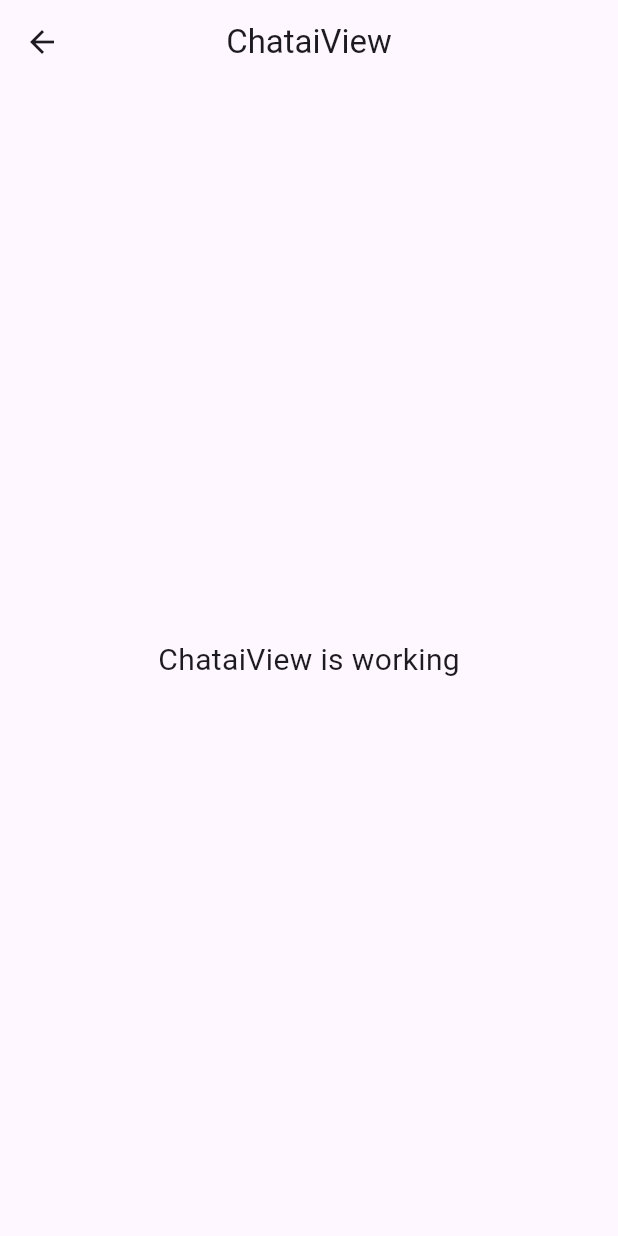
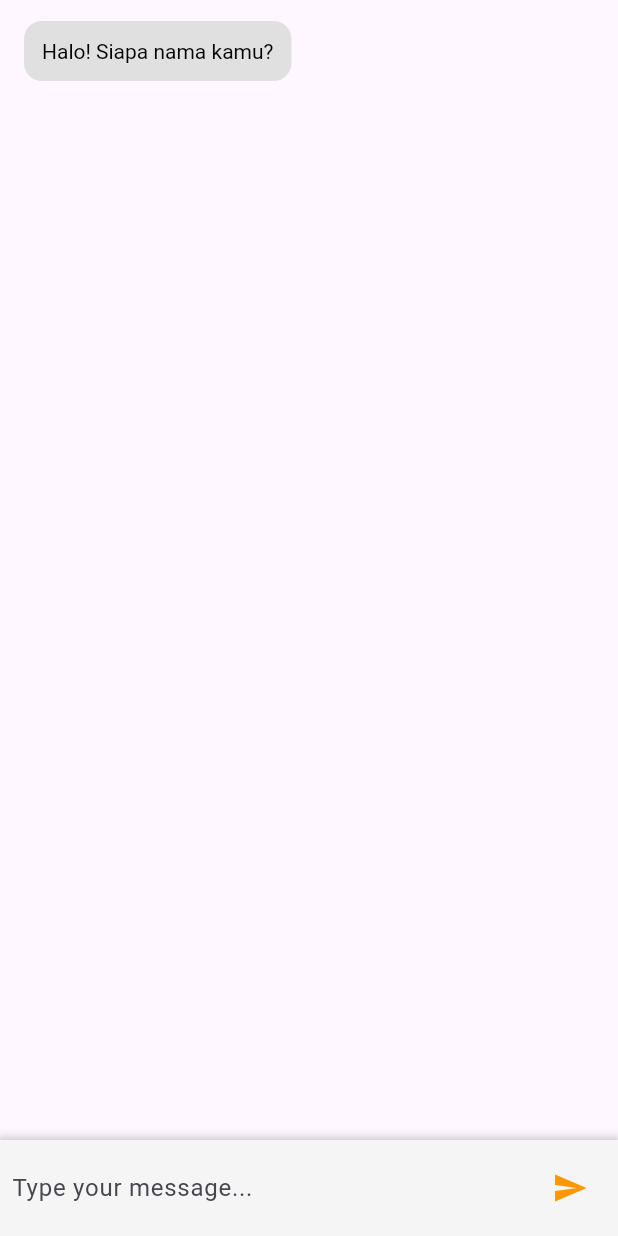
Before and after one commit to cecep1407/MMC-PM2, a Flutter app: the ChataiView screen opened by its route, on a phone screen of 412 x 824 dp. Run offline on Flutter 3.47's test engine with Material 3 defaults, Android fonts, the phone set to English and light mode, and no system bars; our stand-ins replace cloud_firestore, firebase_auth, firebase_core, get, google_generative_ai, shared_preferences; missing offline and left inert: change_app_package_name; accounts and stored records are empty; network calls fail.

Commit message:
HERU: Membuat Chai Ai Sederhana

```diff
--- a/lib/app/modules/chatai/controllers/chatai_controller.dart
+++ b/lib/app/modules/chatai/controllers/chatai_controller.dart
@@ -1,23 +1,105 @@
+import 'package:flutter/material.dart';
 import 'package:get/get.dart';
+import 'package:google_generative_ai/google_generative_ai.dart';
 
 class ChataiController extends GetxController {
-  //TODO: Implement ChataiController
+  // List untuk menyimpan pesan
+  final messages = <Map<String, dynamic>>[].obs;
 
-  final count = 0.obs;
+  // TextEditingController untuk mengelola input teks
+  final textEditingController = TextEditingController();
+
+  // Inisialisasi model
+  late final GenerativeModel model;
+
+  // Variabel untuk menyimpan data pengguna
+  final userData = {
+    'name': '',
+    'age': '',
+    'education': '',
+    'goal': '',
+  }.obs;
+
+  // Variabel untuk melacak tahap pertanyaan
+  final currentStep = 0.obs;
+
+  final questions = [
+    'Halo! Siapa nama kamu?',
+    'Berapa umur kamu?',
+    'Apa pendidikan terakhir kamu?',
+    'Apa cita-cita kamu?'
+  ];
+
   @override
   void onInit() {
     super.onInit();
-  }
+    // Inisialisasi model dengan API Key
+    model = GenerativeModel(
+      model: 'gemini-1.5-flash', // Sesuaikan dengan model yang ingin digunakan
+      apiKey: 'AIzaSyANXT8yWyVRXa99ypFSpN_nGBWqii2tGtw', // Ganti dengan API Key Anda
+    );
 
-  @override
-  void onReady() {
-    super.onReady();
+    // Mulai dengan pertanyaan pertama
+    messages.add({'text': questions[currentStep.value], 'isUser': false});
   }
 
   @override
   void onClose() {
+    textEditingController.dispose();
     super.onClose();
   }
 
-  void increment() => count.value++;
+  // Fungsi untuk mengirim pesan
+  void sendMessage() async {
+    final userInput = textEditingController.text.trim();
+    if (userInput.isEmpty) return;
+
+    // Tambahkan pesan pengguna ke daftar pesan
+    messages.add({'text': userInput, 'isUser': true});
+    textEditingController.clear();
+
+    // Simpan data berdasarkan tahapan
+    if (currentStep.value < questions.length) {
+      switch (currentStep.value) {
+        case 0:
+          userData['name'] = userInput;
+          break;
+        case 1:
+          userData['age'] = userInput;
+          break;
+        case 2:
+          userData['education'] = userInput;
+          break;
+        case 3:
+          userData['goal'] = userInput;
+          break;
+      }
+
+      // Pindah ke tahap berikutnya
+      currentStep.value++;
+
+      if (currentStep.value < questions.length) {
+        // Tampilkan pertanyaan berikutnya
+        messages.add({'text': questions[currentStep.value], 'isUser': false});
+      } else {
+        // Jika semua pertanyaan selesai, panggil API Gemini untuk memberikan saran
+        final inputData = '''
+          Nama: ${userData['name']}
+          Umur: ${userData['age']}
+          Pendidikan: ${userData['education']}
+          Cita-cita: ${userData['goal']}
+        ''';
+
+        try {
+          final response = await model.generateContent([Content.text('Tulis Ulang Biodata tersebut dan berikan saran terbaik untuk meraih cita cita'+inputData)]);
+          final candidates = response.candidates;
+          final content = candidates.isNotEmpty ? candidates.first.text : 'Tidak ada respons dari AI';
+
+          messages.add({'text': content, 'isUser': false});
+        } catch (e) {
+          messages.add({'text': 'Terjadi kesalahan: $e', 'isUser': false});
+        }
+      }
+    }
+  }
 }
--- a/lib/app/modules/chatai/views/chatai_view.dart
+++ b/lib/app/modules/chatai/views/chatai_view.dart
@@ -1,24 +1,117 @@
 import 'package:flutter/material.dart';
-
 import 'package:get/get.dart';
 
 import '../controllers/chatai_controller.dart';
 
-class ChataiView extends GetView<ChataiController> {
-  const ChataiView({super.key});
+class ChataiView extends StatelessWidget {
+  ChataiView({super.key});
+
+  final ChataiController controller = Get.put(ChataiController());
+
   @override
   Widget build(BuildContext context) {
     return Scaffold(
-      appBar: AppBar(
-        title: const Text('ChataiView'),
-        centerTitle: true,
-      ),
-      body: const Center(
-        child: Text(
-          'ChataiView is working',
-          style: TextStyle(fontSize: 20),
-        ),
+      body: Column(
+        children: [
+          Expanded(
+            child: Obx(
+              () => ListView.builder(
+                padding: const EdgeInsets.symmetric(vertical: 10, horizontal: 16),
+                itemCount: controller.messages.length,
+                itemBuilder: (context, index) {
+                  final message = controller.messages[index];
+                  final isUser = message['isUser'] as bool;
+                  return Align(
+                    alignment: isUser ? Alignment.centerRight : Alignment.centerLeft,
+                    child: Container(
+                      margin: const EdgeInsets.symmetric(vertical: 4),
+                      padding: const EdgeInsets.all(12),
+                      decoration: BoxDecoration(
+                        color: isUser ? Colors.orange : Colors.grey[300],
+                        borderRadius: BorderRadius.circular(12),
+                      ),
+                      child:  buildFormattedText(message['text'] as String, isUser),
+                    ),
+                  );
+                },
+              ),
+            ),
+          ),
+          Container(
+            padding: const EdgeInsets.all(8.0),
+            decoration: BoxDecoration(
+              color: Colors.grey[100],
+              boxShadow: [
+                BoxShadow(
+                  color: Colors.grey.withOpacity(0.5),
+                  spreadRadius: 2,
+                  blurRadius: 4,
+                ),
+              ],
+            ),
+            child: Row(
+              children: [
+                Expanded(
+                  child: TextField(
+                    controller: controller.textEditingController,
+                    decoration: const InputDecoration(
+                      hintText: 'Type your message...',
+                      border: InputBorder.none,
+                    ),
+                    onSubmitted: (value) => controller.sendMessage(),
+                  ),
+                ),
+                IconButton(
+                  icon: const Icon(Icons.send, color: Colors.orange),
+                  onPressed: controller.sendMessage,
+                ),
+              ],
+            ),
+          ),
+        ],
       ),
     );
   }
 }
+
+
+ // Fungsi untuk memformat teks
+  Widget buildFormattedText(String text, bool isUser) {
+    final boldRegex = RegExp(r'\*\*(.*?)\*\*'); // Pola untuk mencari **teks**
+
+    final spans = <TextSpan>[];
+    int start = 0;
+
+    // Temukan semua bagian yang sesuai pola
+    for (final match in boldRegex.allMatches(text)) {
+      if (match.start > start) {
+        spans.add(TextSpan(
+          text: text.substring(start, match.start),
+          style: TextStyle(color: isUser ? Colors.white : Colors.black),
+        ));
+      }
+      spans.add(TextSpan(
+        text: match.group(1), // Isi tanpa **
+        style: TextStyle(
+          fontWeight: FontWeight.bold,
+          color: isUser ? Colors.white : Colors.black,
+        ),
+      ));
+      start = match.end;
+    }
+
+    // Tambahkan sisa teks setelah pencocokan terakhir
+    if (start < text.length) {
+      spans.add(TextSpan(
+        text: text.substring(start),
+        style: TextStyle(color: isUser ? Colors.white : Colors.black),
+      ));
+    }
+
+    return RichText(
+      text: TextSpan(
+        children: spans,
+        style: TextStyle(color: isUser ? Colors.white : Colors.black),
+      ),
+    );
+  }
--- a/lib/app/routes/app_pages.dart
+++ b/lib/app/routes/app_pages.dart
@@ -55,7 +55,7 @@ class AppPages {
     ),
     GetPage(
       name: _Paths.CHATAI,
-      page: () => const ChataiView(),
+      page: () => ChataiView(),
       binding: ChataiBinding(),
     ),
   ];
--- a/pubspec.yaml
+++ b/pubspec.yaml
@@ -42,6 +42,7 @@ dependencies:
   firebase_core: ^3.6.0
   firebase_auth: ^5.3.1
   cloud_firestore: ^5.5.0
+  google_generative_ai: ^0.4.6
 
 dev_dependencies:
   flutter_test:
```
Also changed, not shown: lib/app/modules/home/views/home_view.dart (+3 -4 lines), pubspec.lock.
